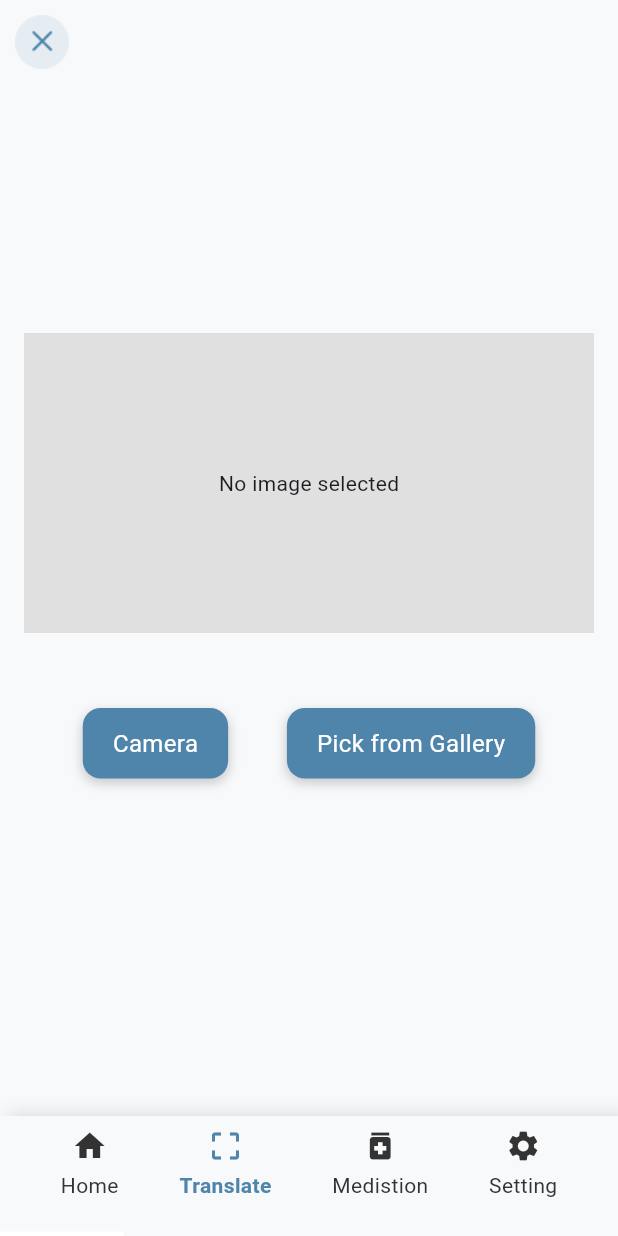
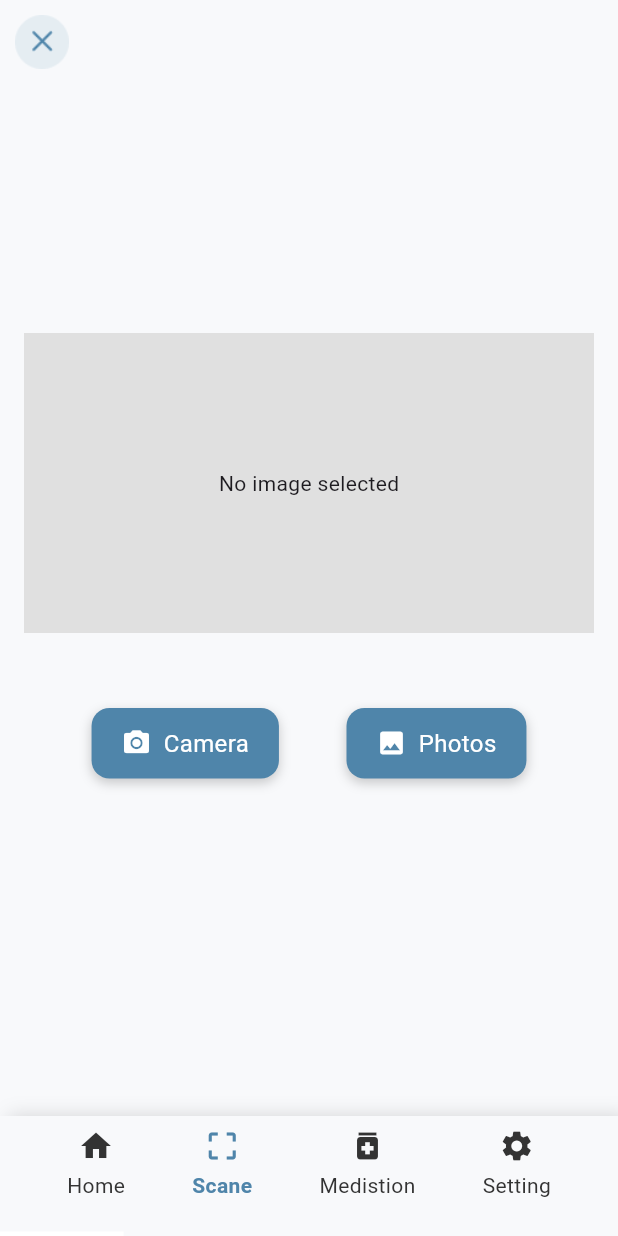
Before and after one commit to sadiksaroar/Saymymeds, a Flutter app: the ImageScannerScreen screen opened by its route, on a phone screen of 412 x 824 dp. Run offline on Flutter 3.47's test engine with Material 3 defaults, Android fonts, the light colour scheme and no system bars; our stand-ins replace device_preview, flutter_screenutil, go_router, google_fonts, image_picker, pin_code_fields; project files that could hold a hidden picture were left out.

Commit message:
Initial commit

```diff
--- a/lib/app/views/screens/scan/image_scanner_screen.dart
+++ b/lib/app/views/screens/scan/image_scanner_screen.dart
@@ -156,9 +156,23 @@ class _ImageScannerScreenState extends State<ImageScannerScreen> {
             ),
           ],
         ),
-                    child: const Text(
+        child: Row(
+          mainAxisSize: MainAxisSize.min,
+          children: const [
+            Icon(
+              Icons.camera_alt,
+              color: Colors.white,
+              size: 20, // icon size
+            ),
+            SizedBox(width: 8), // text and icon spacing
+            Text(
               'Camera',
-                      style: TextStyle(color: Colors.white, fontSize: 16),
+              style: TextStyle(
+                color: Colors.white,
+                fontSize: 16,
+              ),
+            ),
+          ],
         ),
       ),
     ),
@@ -180,14 +194,29 @@ class _ImageScannerScreenState extends State<ImageScannerScreen> {
             ),
           ],
         ),
-                    child: const Text(
-                      'Pick from Gallery',
-                      style: TextStyle(color: Colors.white, fontSize: 16),
+        child: Row(
+          mainAxisSize: MainAxisSize.min,
+          children: const [
+            Icon(
+              Icons.photo,
+              color: Colors.white,
+              size: 20, // icon size
+            ),
+            SizedBox(width: 8),
+            Text(
+              'Photos',
+              style: TextStyle(
+                color: Colors.white,
+                fontSize: 16,
+              ),
+            ),
+          ],
         ),
       ),
     ),
   ],
-            ),
+)
+,
             SizedBox(height: 16),
             // Display API results
             // Text(
--- a/lib/app/views/screens/settings/view/language_selection.dart
+++ b/lib/app/views/screens/settings/view/language_selection.dart
@@ -21,7 +21,7 @@ class _LanguageSelectionState extends State<LanguageSelection> {
     {"name": "Portuguese"},
   ];
 
-  int _currentIndex = 4;
+  int _currentIndex = 3;
 
   void _onNavTap(int index) {
     setState(() {
--- a/lib/app/widgets/BottomNav.dart
+++ b/lib/app/widgets/BottomNav.dart
@@ -54,7 +54,7 @@ class _CustomNavigationBarState extends State<CustomNavigationBar> {
               ),
               _buildNavItem(
                 icon: Icons.crop_free,
-                label: 'Translate',
+                label: 'Scane',
                 index: 1,
                 isSelected: widget.currentIndex == 1,
               ),
```
Also changed, not shown: assets/icons/camera.png (added), assets/icons/gaelley.png (added). Lines whose indentation alone changed are shown as unchanged.
